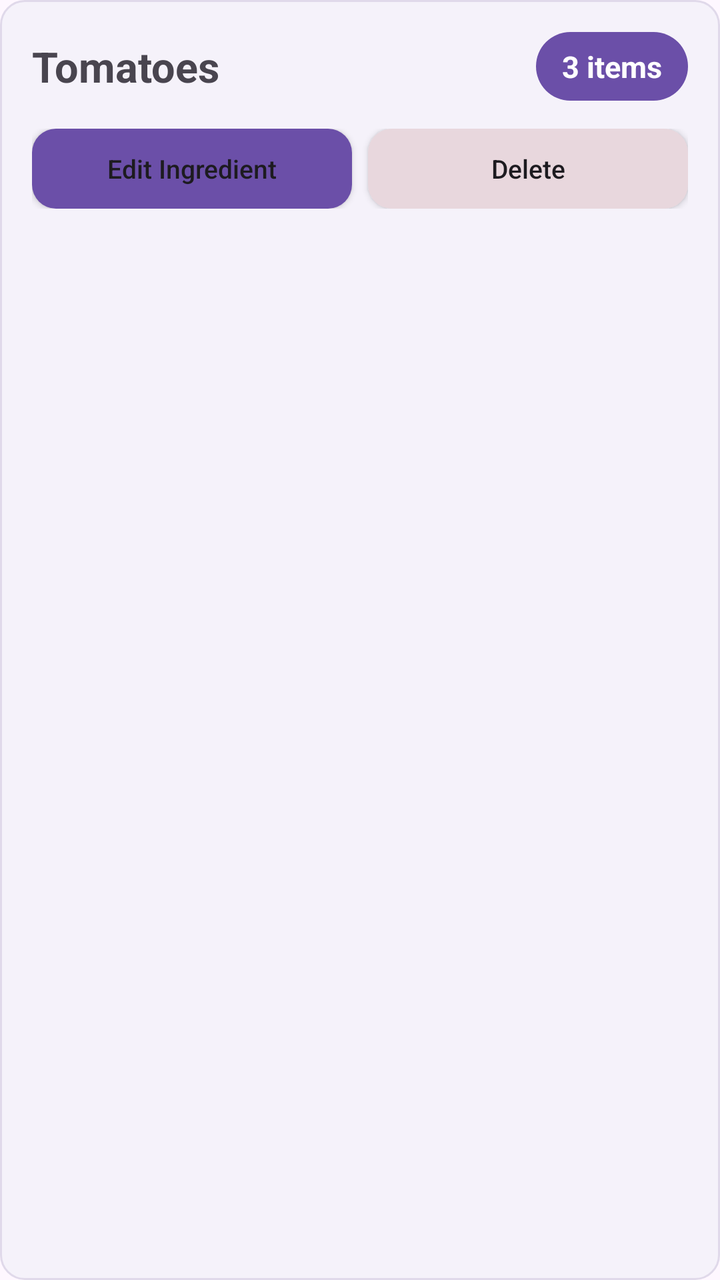
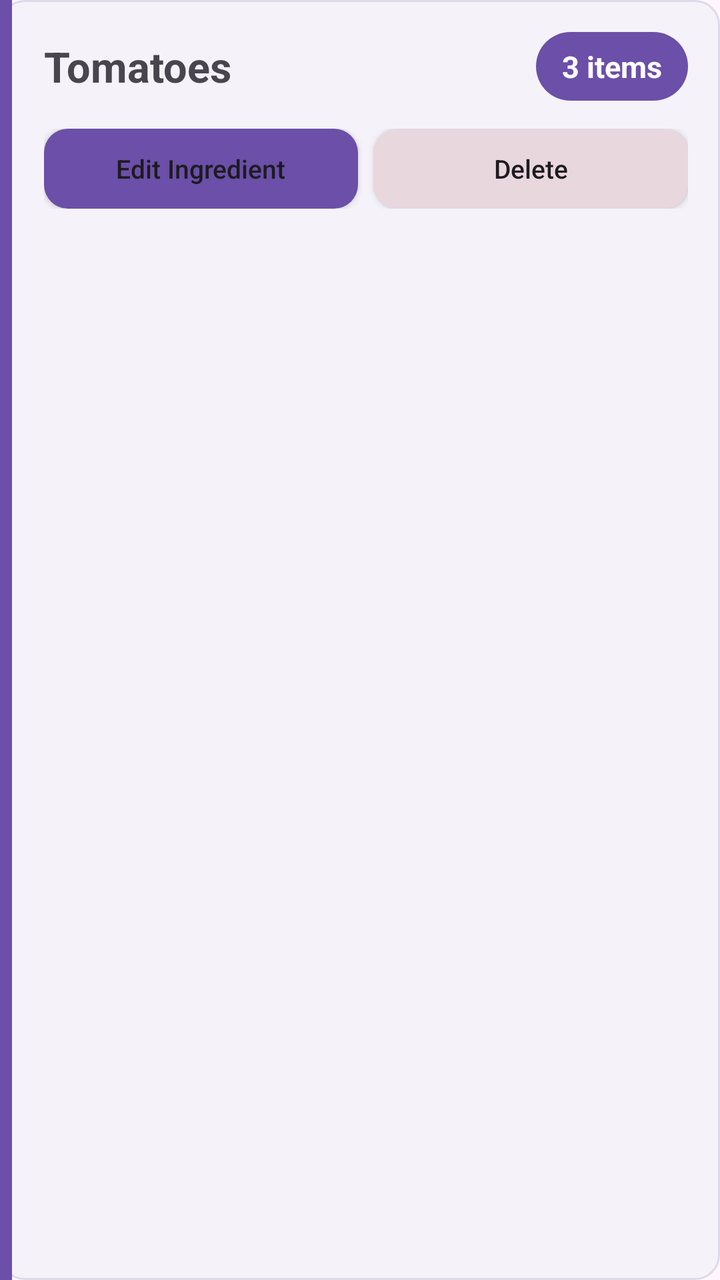

Before-and-after screenshots of an Android layout around one commit, followed by the original layout XML and the change that was made.
<!-- AndroidManifest.xml: application theme Theme.SmartPantryManager -->
<!-- res/layout/item_ingredient.xml -->
<?xml version="1.0" encoding="utf-8"?>
<LinearLayout xmlns:android="http://schemas.android.com/apk/res/android"
    android:layout_width="match_parent"
    android:layout_height="wrap_content"
    android:orientation="vertical"
    android:padding="16dp"
    android:layout_marginBottom="12dp"
    android:background="@drawable/ingredient_background">

    
    <LinearLayout
        android:layout_width="match_parent"
        android:layout_height="wrap_content"
        android:orientation="horizontal"
        android:gravity="center_vertical">

        <TextView
            android:id="@+id/tvIngredientName"
            android:layout_width="0dp"
            android:layout_height="wrap_content"
            android:layout_weight="1"
            android:text="Tomatoes"
            android:textSize="21sp"
            android:textStyle="bold" />

        <TextView
            android:id="@+id/tvIngredientDetails"
            android:layout_width="wrap_content"
            android:layout_height="wrap_content"
            android:text="3 items"
            android:textSize="15sp"
            android:textStyle="bold"
            android:textColor="#FFFFFF"
            android:gravity="center"
            android:paddingStart="13dp"
            android:paddingEnd="13dp"
            android:paddingTop="7dp"
            android:paddingBottom="7dp"
            android:background="@drawable/quantity_badge" />

    </LinearLayout>

    
    <TextView
        android:id="@+id/tvIngredientExpiry"
        android:layout_width="match_parent"
        android:layout_height="wrap_content"
        android:textSize="16sp"
        android:textStyle="bold"
        android:layout_marginTop="12dp"
        android:visibility="gone" />

    
    <TextView
        android:id="@+id/tvExpiryWarning"
        android:layout_width="match_parent"
        android:layout_height="wrap_content"
        android:textSize="16sp"
        android:textStyle="bold"
        android:textColor="#D32F2F"
        android:layout_marginTop="5dp"
        android:visibility="gone" />

    
    <LinearLayout
        android:layout_width="match_parent"
        android:layout_height="wrap_content"
        android:orientation="horizontal"
        android:layout_marginTop="14dp">

        <Button
            android:id="@+id/btnEditIngredient"
            android:layout_width="0dp"
            android:layout_height="40dp"
            android:layout_weight="1"
            android:text="Edit Ingredient"
            android:textSize="13sp"
            android:textAllCaps="false"
            android:minHeight="0dp"
            android:background="@drawable/edit_button_background" />

        <Button
            android:id="@+id/btnDeleteIngredient"
            android:layout_width="0dp"
            android:layout_height="40dp"
            android:layout_weight="1"
            android:layout_marginStart="8dp"
            android:text="Delete"
            android:textSize="13sp"
            android:textAllCaps="false"
            android:minHeight="0dp"
            android:background="@drawable/delete_button_background" />

    </LinearLayout>

</LinearLayout>
<!-- resources referenced by this layout -->
<resources>
  <!-- drawable delete_button_background (drawable) -->
  <?xml version="1.0" encoding="utf-8"?>
  <shape xmlns:android="http://schemas.android.com/apk/res/android"
      android:shape="rectangle">
  
      <solid android:color="#E8D7DD" />
  
      <corners android:radius="12dp" />
  
  </shape>
  <!-- drawable edit_button_background (drawable) -->
  <?xml version="1.0" encoding="utf-8"?>
  <shape xmlns:android="http://schemas.android.com/apk/res/android"
      android:shape="rectangle">
  
      <solid android:color="#6B4FA8" />
  
      <corners android:radius="12dp" />
  
  </shape>
  <!-- drawable ingredient_background (drawable) -->
  <?xml version="1.0" encoding="utf-8"?>
  <shape xmlns:android="http://schemas.android.com/apk/res/android"
      android:shape="rectangle">
  
      <solid android:color="#F5F2FA" />
  
      <corners android:radius="12dp" />
  
      <stroke
          android:width="1dp"
          android:color="#E0D9EA" />
  
  </shape>
  <!-- drawable quantity_badge (drawable) -->
  <?xml version="1.0" encoding="utf-8"?>
  <shape xmlns:android="http://schemas.android.com/apk/res/android"
      android:shape="rectangle">
  
      <solid android:color="#6B4FA8" />
  
      <corners android:radius="20dp" />
  
  </shape>
  <style name="Theme.SmartPantryManager" parent="Base.Theme.SmartPantryManager" />
  <style name="Base.Theme.SmartPantryManager" parent="Theme.Material3.DayNight.NoActionBar">
          
          
      </style>
</resources>

<!-- the commit's change to res/layout/item_ingredient.xml (unified diff, before → after) -->
@@ -2,94 +2,110 @@
 <LinearLayout xmlns:android="http://schemas.android.com/apk/res/android"
     android:layout_width="match_parent"
     android:layout_height="wrap_content"
-    android:orientation="vertical"
-    android:padding="16dp"
+    android:orientation="horizontal"
     android:layout_marginBottom="12dp"
     android:background="@drawable/ingredient_background">
 
     
-    <LinearLayout
-        android:layout_width="match_parent"
-        android:layout_height="wrap_content"
-        android:orientation="horizontal"
-        android:gravity="center_vertical">
-
-        <TextView
-            android:id="@+id/tvIngredientName"
-            android:layout_width="0dp"
-            android:layout_height="wrap_content"
-            android:layout_weight="1"
-            android:text="Tomatoes"
-            android:textSize="21sp"
-            android:textStyle="bold" />
-
-        <TextView
-            android:id="@+id/tvIngredientDetails"
-            android:layout_width="wrap_content"
-            android:layout_height="wrap_content"
-            android:text="3 items"
-            android:textSize="15sp"
-            android:textStyle="bold"
-            android:textColor="#FFFFFF"
-            android:gravity="center"
-            android:paddingStart="13dp"
-            android:paddingEnd="13dp"
-            android:paddingTop="7dp"
-            android:paddingBottom="7dp"
-            android:background="@drawable/quantity_badge" />
-
-    </LinearLayout>
-
-    
-    <TextView
-        android:id="@+id/tvIngredientExpiry"
-        android:layout_width="match_parent"
-        android:layout_height="wrap_content"
-        android:textSize="16sp"
-        android:textStyle="bold"
-        android:layout_marginTop="12dp"
-        android:visibility="gone" />
-
-    
-    <TextView
-        android:id="@+id/tvExpiryWarning"
-        android:layout_width="match_parent"
-        android:layout_height="wrap_content"
-        android:textSize="16sp"
-        android:textStyle="bold"
-        android:textColor="#D32F2F"
-        android:layout_marginTop="5dp"
-        android:visibility="gone" />
+    <View
+        android:id="@+id/ingredientColorAccent"
+        android:layout_width="6dp"
+        android:layout_height="match_parent"
+        android:background="#6B4FA8" />
 
     
     <LinearLayout
-        android:layout_width="match_parent"
+        android:layout_width="0dp"
         android:layout_height="wrap_content"
-        android:orientation="horizontal"
-        android:layout_marginTop="14dp">
+        android:layout_weight="1"
+        android:orientation="vertical"
+        android:padding="16dp">
 
-        <Button
-            android:id="@+id/btnEditIngredient"
-            android:layout_width="0dp"
-            android:layout_height="40dp"
-            android:layout_weight="1"
-            android:text="Edit Ingredient"
-            android:textSize="13sp"
-            android:textAllCaps="false"
-            android:minHeight="0dp"
-            android:background="@drawable/edit_button_background" />
+        
+        <LinearLayout
+            android:layout_width="match_parent"
+            android:layout_height="wrap_content"
+            android:orientation="horizontal"
+            android:gravity="center_vertical">
 
-        <Button
-            android:id="@+id/btnDeleteIngredient"
-            android:layout_width="0dp"
-            android:layout_height="40dp"
-            android:layout_weight="1"
-            android:layout_marginStart="8dp"
-            android:text="Delete"
-            android:textSize="13sp"
-            android:textAllCaps="false"
-            android:minHeight="0dp"
-            android:background="@drawable/delete_button_background" />
+            <TextView
+                android:id="@+id/tvIngredientName"
+                android:layout_width="0dp"
+                android:layout_height="wrap_content"
+                android:layout_weight="1"
+                android:text="Tomatoes"
+                android:textSize="21sp"
+                android:textStyle="bold" />
+
+            <TextView
+                android:id="@+id/tvIngredientDetails"
+                android:layout_width="wrap_content"
+                android:layout_height="wrap_content"
+                android:text="3 items"
+                android:textSize="15sp"
+                android:textStyle="bold"
+                android:textColor="#FFFFFF"
+                android:gravity="center"
+                android:paddingStart="13dp"
+                android:paddingEnd="13dp"
+                android:paddingTop="7dp"
+                android:paddingBottom="7dp"
+                android:background="@drawable/quantity_badge" />
+
+        </LinearLayout>
+
+        
+        <TextView
+            android:id="@+id/tvIngredientExpiry"
+            android:layout_width="match_parent"
+            android:layout_height="wrap_content"
+            android:textSize="16sp"
+            android:textStyle="bold"
+            android:layout_marginTop="12dp"
+            android:visibility="gone" />
+
+        
+        <TextView
+            android:id="@+id/tvExpiryWarning"
+            android:layout_width="match_parent"
+            android:layout_height="wrap_content"
+            android:textSize="16sp"
+            android:textStyle="bold"
+            android:textColor="#D32F2F"
+            android:layout_marginTop="5dp"
+            android:visibility="gone" />
+
+        
+        <LinearLayout
+            android:layout_width="match_parent"
+            android:layout_height="wrap_content"
+            android:orientation="horizontal"
+            android:layout_marginTop="14dp">
+
+            <Button
+                android:id="@+id/btnEditIngredient"
+                android:layout_width="0dp"
+                android:layout_height="40dp"
+                android:layout_weight="1"
+                android:text="Edit Ingredient"
+                android:textSize="13sp"
+                android:textAllCaps="false"
+                android:minHeight="0dp"
+                android:background="@drawable/edit_button_background" />
+
+            <Button
+                android:id="@+id/btnDeleteIngredient"
+                android:layout_width="0dp"
+                android:layout_height="40dp"
+                android:layout_weight="1"
+                android:layout_marginStart="8dp"
+                android:text="Delete"
+                android:textSize="13sp"
+                android:textAllCaps="false"
+                android:minHeight="0dp"
+                android:background="@drawable/delete_button_background" />
+
+        </LinearLayout>
 
     </LinearLayout>
 
